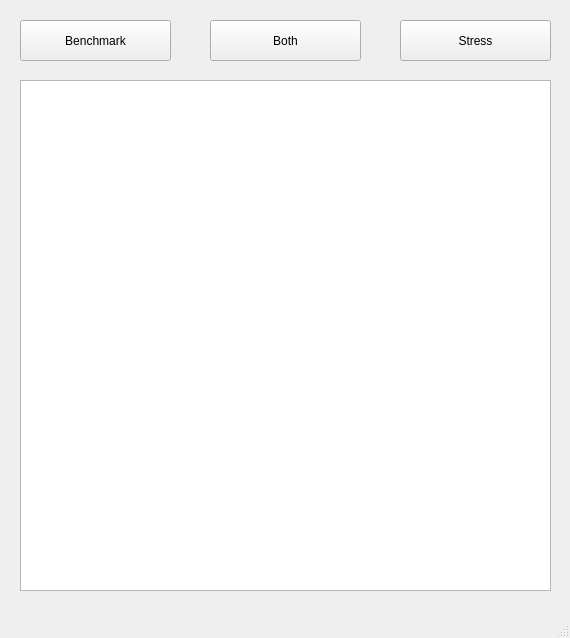
Before: the Qt Designer form AppResources/NewTestUI.ui in HoangTranUnion/BenchmarkAndStressApp, drawn with Qt 5.
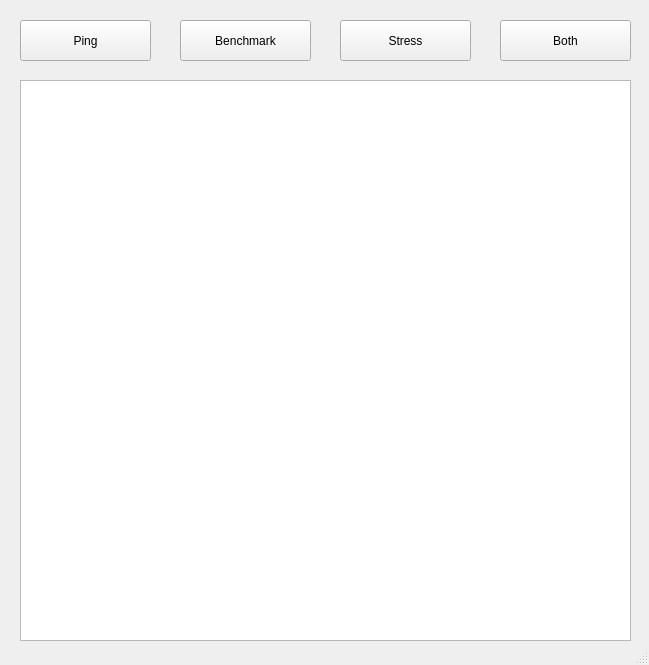
After: the same form once the commit is applied.

Commit message: fix a bug where stress testing does not spawn the result UI; added Ping button and fixed initial lag when testing

```diff
--- a/AppResources/NewTestUI.ui
+++ b/AppResources/NewTestUI.ui
@@ -6,8 +6,8 @@
    <rect>
     <x>0</x>
     <y>0</y>
-    <width>570</width>
-    <height>638</height>
+    <width>649</width>
+    <height>665</height>
    </rect>
   </property>
   <property name="windowTitle">
@@ -17,9 +17,9 @@
    <widget class="QPushButton" name="pushButton_2">
     <property name="geometry">
      <rect>
-      <x>20</x>
+      <x>180</x>
       <y>20</y>
-      <width>151</width>
+      <width>131</width>
       <height>41</height>
      </rect>
     </property>
@@ -30,9 +30,9 @@
    <widget class="QPushButton" name="pushButton_3">
     <property name="geometry">
      <rect>
-      <x>400</x>
+      <x>340</x>
       <y>20</y>
-      <width>151</width>
+      <width>131</width>
       <height>41</height>
      </rect>
     </property>
@@ -43,9 +43,9 @@
    <widget class="QPushButton" name="pushButton_4">
     <property name="geometry">
      <rect>
-      <x>210</x>
+      <x>500</x>
       <y>20</y>
-      <width>151</width>
+      <width>131</width>
       <height>41</height>
      </rect>
     </property>
@@ -58,11 +58,24 @@
      <rect>
       <x>20</x>
       <y>80</y>
-      <width>531</width>
-      <height>511</height>
+      <width>611</width>
+      <height>561</height>
      </rect>
     </property>
    </widget>
+   <widget class="QPushButton" name="pushButton">
+    <property name="geometry">
+     <rect>
+      <x>20</x>
+      <y>20</y>
+      <width>131</width>
+      <height>41</height>
+     </rect>
+    </property>
+    <property name="text">
+     <string>Ping</string>
+    </property>
+   </widget>
   </widget>
   <widget class="QStatusBar" name="statusbar"/>
  </widget>
```
The commit also changes 13 other files.
